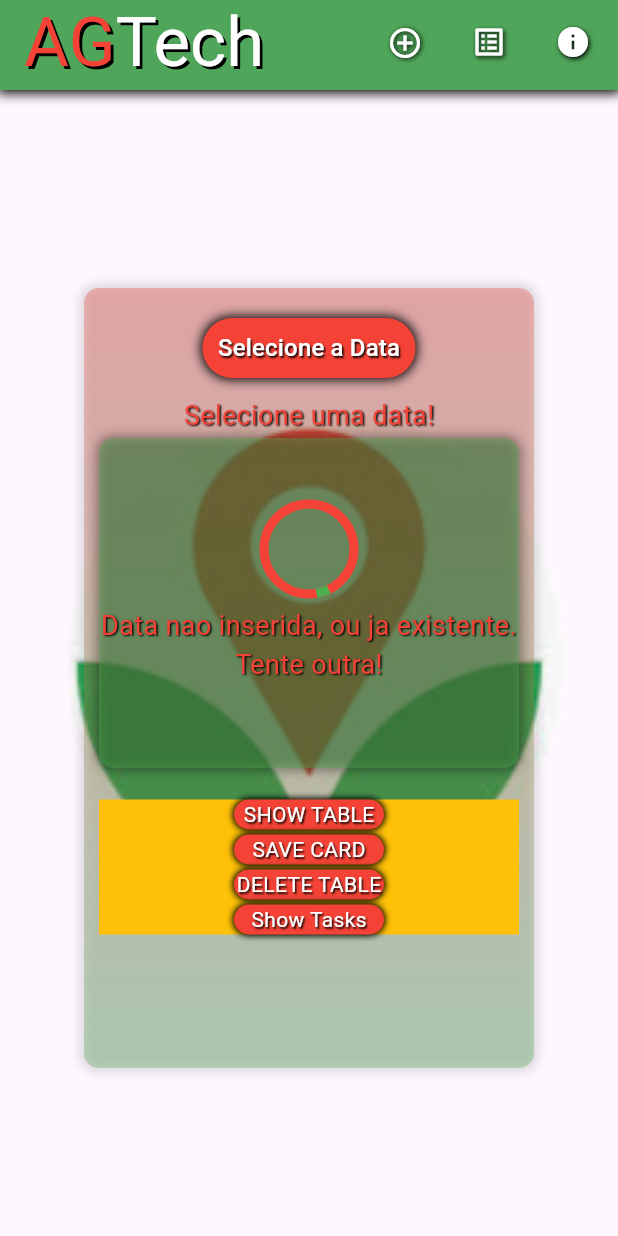
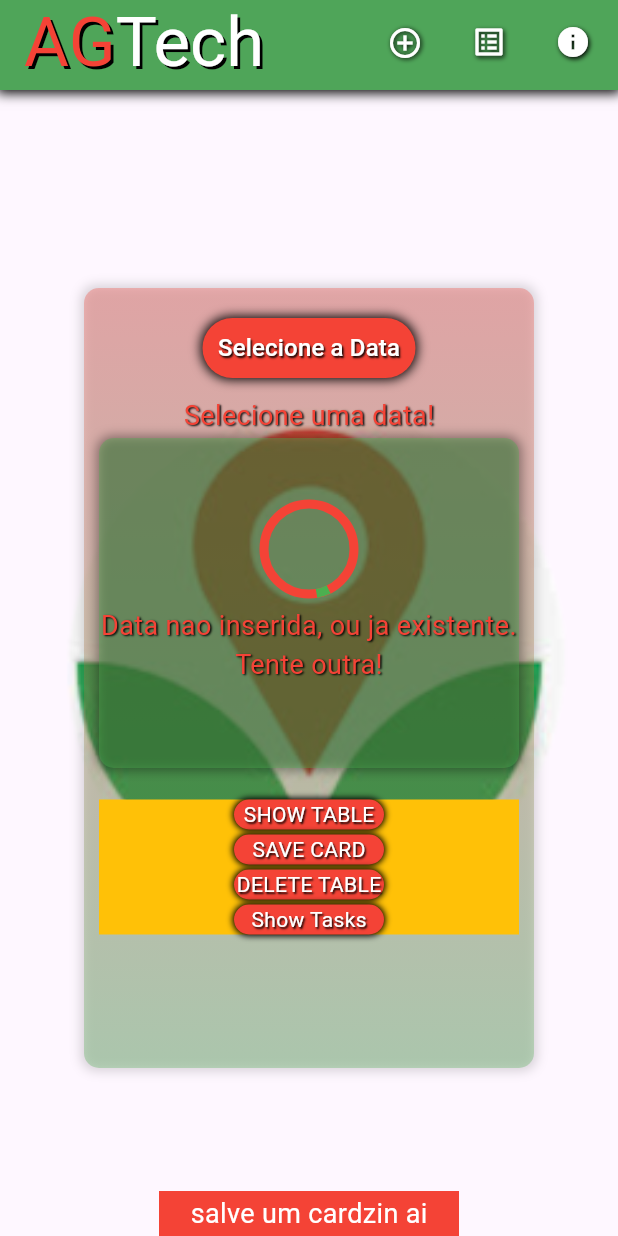
Before and after one commit to jairomatheus89/flutter_android_sqflite, a Flutter app: the screen it shows after launch, on a phone screen of 412 x 824 dp. Run offline on Flutter 3.47's test engine with Material 3 defaults, Android fonts, the phone set to English and light mode, and no system bars; our stand-ins replace sqflite; accounts and stored records are empty.

Commit message:
Finalizando as funcionalidades da rota de criação de cards e tasks do app

```diff
--- a/lib/src/models/card_day.model.dart
+++ b/lib/src/models/card_day.model.dart
@@ -5,11 +5,13 @@ class CardDayModel {
   final int? id;
   final String date;
   final List <TaskCardModel> tasks;
+  final DateTime? scheduledAt;
 
   CardDayModel({
     this.id,
     required this.date,
     required List <TaskCardModel> tasks,
+    required this.scheduledAt,
 
   }) : tasks = tasks {
     if (tasks.isEmpty){
@@ -24,13 +26,14 @@ class CardDayModel {
       id: map['_id'],
       date: map['datecolumn'],
       tasks: [],
+      scheduledAt:DateTime.fromMillisecondsSinceEpoch(map['scheduledAt']),
     );
   }
 
   Map<String, dynamic> toMap(){
     return {
-      '_id': id,
       'datecolumn': date,
+      'scheduledAt': scheduledAt?.millisecondsSinceEpoch,
     };
   }
 }
--- a/lib/src/pages/formzin_page.dart
+++ b/lib/src/pages/formzin_page.dart
@@ -1,3 +1,5 @@
+import 'dart:async';
+
 import 'package:flutter/material.dart';
 import '../widgets/appbar_widget.dart';
 import '../services/database_service.dart';
@@ -5,14 +7,64 @@ import '../widgets/background_widget.dart';
 import '../models/card_day.model.dart';
 import '../models/task_card_model.dart';
 
-class Formzin extends StatelessWidget {
+class Formzin extends StatefulWidget {
   const Formzin({super.key});
 
   @override
+  State<Formzin> createState() => _FormzinState();
+}
+
+class _FormzinState extends State<Formzin> {
+
+  Widget sucessFloatButCard = Container(
+    width: 200,
+    height: 30,
+    color: Colors.green,
+    child: Center(
+      child: Text(
+        "CARD SALVO",
+        style: TextStyle(
+          color: Colors.white,
+          fontSize: 18
+        ),
+      )
+    ),
+  );
+
+  Widget failFloatButCard = Container(
+    width: 200,
+    height: 30,
+    color: Colors.red,
+    child: Center(
+      child: Text(
+        "salve um cardzin ai",
+        style: TextStyle(
+          color: Colors.white,
+          fontSize: 18
+        ),
+      )
+    ),
+  );
+
+  @override
   Widget build(BuildContext context) {
+    print(FormzinPageController.instance.sucessCreateCard);
+
+    WidgetsBinding.instance.addPostFrameCallback((_){
+      FormzinPageController.instance.resetsucessinCreateCard();
+    });
 
     return Scaffold(
       appBar: const AppBarWidget(),
+      floatingActionButton: AnimatedBuilder(
+        animation: FormzinPageController.instance,
+        builder: (context, _) {
+          return FormzinPageController.instance.sucessCreateCard
+            ? sucessFloatButCard
+            : failFloatButCard;
+        },
+      ),
+      floatingActionButtonLocation: FloatingActionButtonLocation.centerDocked,
       body: Stack(
         children: [
           BackgroundWidget(),
@@ -104,6 +156,8 @@ class _DateSelectionStateState extends State<DateSelectionState> {
       firstDate: DateTime.now(),
       lastDate: DateTime(2100),
     );
+
+    FormzinPageController.instance.resetsucessinCreateCard();
 
     setState((){
       selectedDate = pickedDate;
@@ -478,23 +532,33 @@ class _ButzinState extends State<Butzin> {
                 child: GestureDetector(
                   onTap:() async {
                     // Pegando dados do card e criando o Map
-                    var dateSet = FormzinPageController.instance.dateCardSet;
+                    DateTime? dateSet = FormzinPageController.instance.dateCardSet;
+                    if(dateSet != null){
                       String dateSetString = "${dateSet?.day}/${dateSet?.month}/${dateSet?.year}";
                       var tasksCardModel = FormzinPageController.instance.taskCardModels;
 
-                    var cardMap = CardDayModel(date: dateSetString,tasks: tasksCardModel);
+                      CardDayModel cardMap = CardDayModel(
+                        date: dateSetString,
+                        tasks: tasksCardModel,
+                        scheduledAt: dateSet
+                      );
 
                       var db = DataBaseService();
 
                       try {
 
                         await db.insertCard(cardMap);
+                        FormzinPageController.instance.clearTasksCardsModel();
+                        FormzinPageController.instance.sucessinCreateCard();
                       } catch (e) {
                         FormzinPageController.instance.clearTasksCardsModel();
                         throw Exception("Error no front: $e");
                       }
-
+                    } else {
+                      print("Data nula paewzao");
+                    }
                     FormzinPageController.instance.clearTasksCardsModel();
+                    FormzinPageController.instance.temNadaAqui();
                   },
                   child: Text(
                     "SAVE CARD",
@@ -591,17 +655,31 @@ class FormzinPageController extends ChangeNotifier {
 
   String taskCount = '';
 
+  bool sucessCreateCard = false;
+
 
   Widget alertMessage = Text('');
-
   Widget jaTemEssaData = Text('Ja existe um card com esta data!', style: TextStyle(color: Colors.red, fontSize: 18, shadows: [Shadow(color: Colors.black, blurRadius: 1.0, offset: Offset(1, 1))]), textAlign: TextAlign.center,);
   Widget temNadaAquiPat = Text('Selecione uma data e ao menos uma task', style: TextStyle(color: Colors.red, fontSize: 18, shadows: [Shadow(color: Colors.black, blurRadius: 1.0, offset: Offset(1, 1))]), textAlign: TextAlign.center,);
-  Widget cardSaved = Text('CARD SALVO COM SUCESSO!', style: TextStyle(color: Colors.green, fontSize: 20, shadows: [Shadow(color: Colors.black, blurRadius: 1.0, offset: Offset(1, 1))]), textAlign: TextAlign.center,);
   Widget tableDeleted = Text('Tabela Deletada!', style: TextStyle(backgroundColor: Colors.black, color: Colors.red, fontSize: 18, shadows: [Shadow(color: Colors.white, blurRadius: 1.0, offset: Offset(1, 1))]), textAlign: TextAlign.center,);
   Widget temNemCardAi = Text('Tem nem Card aqui tiu!...', style: TextStyle(color: Colors.red, fontSize: 18, shadows: [Shadow(color: Colors.black, blurRadius: 1.0, offset: Offset(1, 1))]), textAlign: TextAlign.center,);
   Widget onetaskMinimum = Text('O Card deve ter ao menos uma Task!', style: TextStyle(color: Colors.red, fontSize: 18, shadows: [Shadow(color: Colors.black, blurRadius: 1.0, offset: Offset(1, 1))]), textAlign: TextAlign.center,);
   Widget lotadoDeTask = Text('Limite Maximo de Tasks! 10/10', style: TextStyle(color: Colors.red, fontSize: 18, shadows: [Shadow(color: Colors.black, blurRadius: 1.0, offset: Offset(1, 1))]), textAlign: TextAlign.center,);
   Widget notEmptyTaskTextField = Text('Digite algo no campo da Task!', style: TextStyle(color: Colors.red, fontSize: 18, shadows: [Shadow(color: Colors.black, blurRadius: 1.0, offset: Offset(1, 1))]), textAlign: TextAlign.center,);
+
+
+
+
+
+  void sucessinCreateCard(){
+    sucessCreateCard = true;
+    notifyListeners();
+  }
+  void resetsucessinCreateCard(){
+    sucessCreateCard = false;
+    notifyListeners();
+  }
+
 
   void resetAlertzin(){
     alertMessage = Text('');
@@ -696,10 +774,6 @@ class FormzinPageController extends ChangeNotifier {
     notifyListeners();
   }
 
-  void savedcard(){
-    alertMessage = cardSaved;
-    notifyListeners();
-  }
 
   void updateMessage(){
     notifyListeners();
```
Also changed, not shown: lib/src/services/database_service.dart (+4 -5 lines). Lines whose indentation alone changed are shown as unchanged.
